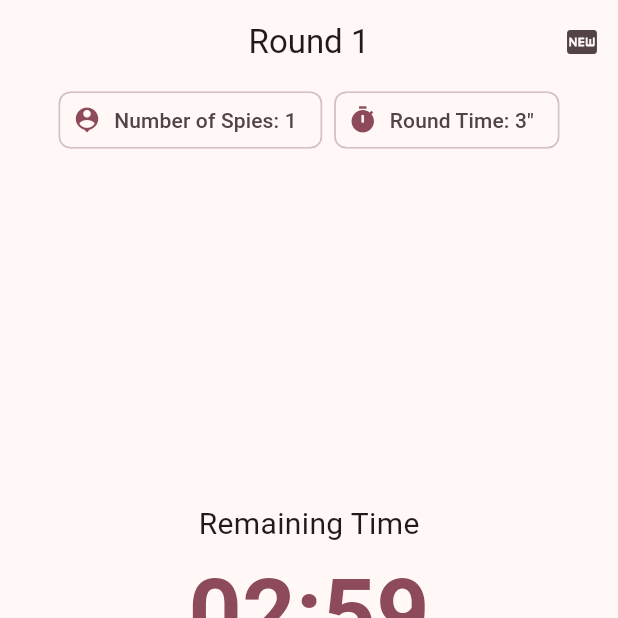
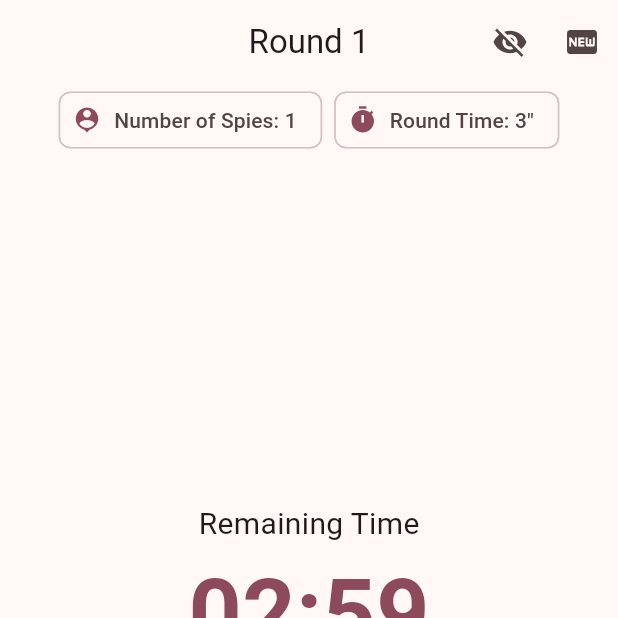
Before and after one commit to TiimmyFTurner/spot_the_spy, a Flutter app: the GamePlayScreen screen opened by its route, on a phone screen of 412 x 824 dp, the top half of it. Run offline on Flutter 3.47's test engine with Material 3 defaults, Android fonts, the phone set to English and light mode, and no system bars; our stand-ins replace action_slider, audioplayers, flutter_riverpod, freezed_annotation, go_router, riverpod_annotation and 1 more; accounts and stored records are empty; generated files the repository leaves out were written again.

Commit message:
add god mode to game play

```diff
--- a/lib/l10n/app_localizations.dart
+++ b/lib/l10n/app_localizations.dart
@@ -364,6 +364,42 @@ abstract class AppLocalizations {
   /// In en, this message translates to:
   /// **'Select All'**
   String get selectAll;
+
+  /// No description provided for @secretWord.
+  ///
+  /// In en, this message translates to:
+  /// **'Secret Word'**
+  String get secretWord;
+
+  /// No description provided for @spies.
+  ///
+  /// In en, this message translates to:
+  /// **'Spies'**
+  String get spies;
+
+  /// No description provided for @godMode.
+  ///
+  /// In en, this message translates to:
+  /// **'God Mode'**
+  String get godMode;
+
+  /// No description provided for @activateGodMode.
+  ///
+  /// In en, this message translates to:
+  /// **'Activate God Mode?'**
+  String get activateGodMode;
+
+  /// No description provided for @deactivateGodMode.
+  ///
+  /// In en, this message translates to:
+  /// **'Deactivate God Mode?'**
+  String get deactivateGodMode;
+
+  /// No description provided for @godModeDescription.
+  ///
+  /// In en, this message translates to:
+  /// **'God Mode lets you view secret words and spy identities. Useful for moderators.'**
+  String get godModeDescription;
 }
 
 class _AppLocalizationsDelegate extends LocalizationsDelegate<AppLocalizations> {
--- a/lib/presentation/screens/game_play_screen.dart
+++ b/lib/presentation/screens/game_play_screen.dart
@@ -19,6 +19,7 @@ class GamePlayScreen extends ConsumerStatefulWidget {
 class _GamePlayScreenState extends ConsumerState<GamePlayScreen> {
   late Duration remaining;
   Timer? timer;
+  bool godMode = false;
 
   @override
   void initState() {
@@ -45,7 +46,7 @@ class _GamePlayScreenState extends ConsumerState<GamePlayScreen> {
   }
 
   void onTimeout() {
-    AudioPlayer().play(AssetSource('sounds/alarm.mp3'),volume: 1);
+    AudioPlayer().play(AssetSource('sounds/alarm.mp3'), volume: 1);
     int spyScore = ref.read(timeProvider) ~/ 2 + 1;
     ref
         .read(playersProvider.notifier)
@@ -76,13 +77,53 @@ class _GamePlayScreenState extends ConsumerState<GamePlayScreen> {
     final timeText =
         '${remaining.inMinutes.toString().padLeft(2, '0')}:${(remaining.inSeconds % 60).toString().padLeft(2, '0')}';
 
+    List<String> spyNamesList =
+        ref
+            .read(playersProvider)
+            .where((player) => player.isSpy)
+            .map((player) => player.name)
+            .toList();
     return PopScope(
       canPop: false,
       child: Scaffold(
         appBar: AppBar(
-          title: Text("${AppLocalizations.of(context)!.round} ${AppLocalizations.of(context)!.number(ref.read(currentRoundProvider))}"),
+          title: Text(
+            "${AppLocalizations.of(context)!.round} ${AppLocalizations.of(context)!.number(ref.read(currentRoundProvider))}",
+          ),
           centerTitle: true,
           actions: [
+            IconButton(
+              icon: Icon(godMode ? Icons.visibility : Icons.visibility_off),
+              tooltip:   AppLocalizations.of(context)!.godMode,
+              onPressed: () {
+                showDialog(
+                  context: context,
+                  builder: (BuildContext context) {
+                    return AlertDialog(
+                      title: Text(
+                        godMode ? AppLocalizations.of(context)!.deactivateGodMode : AppLocalizations.of(context)!.activateGodMode ,
+                      ),
+                      content: Text(AppLocalizations.of(context)!.godModeDescription),
+                      actions: <Widget>[
+                        TextButton(
+                          onPressed: context.pop,
+                          child: Text(AppLocalizations.of(context)!.no),
+                        ),
+                        TextButton(
+                          child: Text(AppLocalizations.of(context)!.yes),
+                          onPressed: () {
+                            setState(() {
+                              godMode = !godMode;
+                            });
+                            context.pop();
+                          },
+                        ),
+                      ],
+                    );
+                  },
+                );
+              },
+            ),
             IconButton(
               icon: const Icon(Icons.fiber_new),
               onPressed: () {
@@ -117,8 +158,8 @@ class _GamePlayScreenState extends ConsumerState<GamePlayScreen> {
         body: SafeArea(
           child: Column(
             children: [
-              Row(
-                mainAxisAlignment: MainAxisAlignment.center,
+              Wrap(
+                spacing: 8,
                 children: [
                   Chip(
                     avatar: Icon(Icons.person_pin, size: 20),
@@ -126,15 +167,58 @@ class _GamePlayScreenState extends ConsumerState<GamePlayScreen> {
                       '${AppLocalizations.of(context)!.spyCount}: ${AppLocalizations.of(context)!.number(ref.watch(spyCountProvider))}',
                     ),
                   ),
-                  SizedBox(width: 8),
+                  // SizedBox(width: 8),
                   Chip(
                     avatar: Icon(Icons.timer, size: 20),
                     label: Text(
                       '${AppLocalizations.of(context)!.time}: ${AppLocalizations.of(context)!.number(ref.watch(timeProvider))}"',
                     ),
                   ),
+                  if (godMode)
+                    Chip(
+                      avatar: Icon(Icons.security, size: 20),
+                      label: Text(
+                        "${AppLocalizations.of(context)!.secretWord}: ${ref.read(theWordProvider)}",
+                      ),
+                    ),
                 ],
               ),
+              if (godMode)
+                Text(
+                  AppLocalizations.of(context)!.spies,
+                  style: Theme.of(context).textTheme.titleMedium,
+                ),
+              if (godMode)
+                Padding(
+                  padding: const EdgeInsets.symmetric(horizontal: 15.0),
+                  child: Wrap(
+                    spacing: 8,
+                    children: [
+                      ...spyNamesList.map((name) {
+                        return Chip(label: Text(name));
+                      }),
+                    ],
+                  ),
+                ),
+
+              // Row(
+              //   mainAxisAlignment: MainAxisAlignment.center,
+              //   children: [
+              //     Chip(
+              //       avatar: Icon(Icons.person_pin, size: 20),
+              //       label: Text(
+              //         '${AppLocalizations.of(context)!.spyCount}: ${AppLocalizations.of(context)!.number(ref.watch(spyCountProvider))}',
+              //       ),
+              //     ),
+              //     SizedBox(width: 8),
+              //     Chip(
+              //       avatar: Icon(Icons.timer, size: 20),
+              //       label: Text(
+              //         '${AppLocalizations.of(context)!.time}: ${AppLocalizations.of(context)!.number(ref.watch(timeProvider))}"',
+              //       ),
+              //     ),
+              //   ],
+              // ),
               Expanded(child: Container()),
               Text(
                 AppLocalizations.of(context)!.remainingTime,
```
Also changed, not shown: lib/l10n/app_localizations_en.dart (+18 -0 lines), lib/l10n/app_localizations_fa.dart (+18 -0 lines), lib/l10n/intl_en.arb (+7 -1 lines), lib/l10n/intl_fa.arb (+6 -1 lines).
